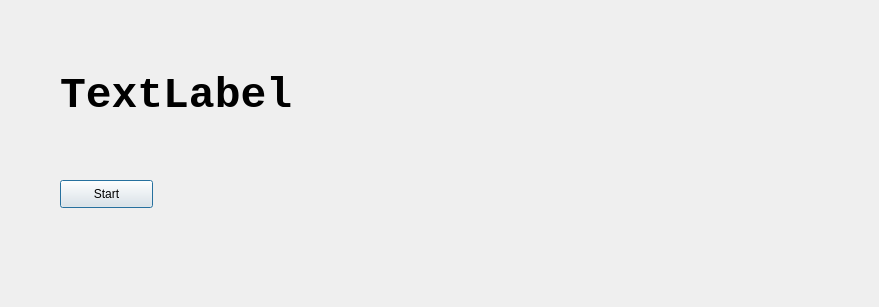
Before: the Qt Designer form mainwindow.ui in ifizmat/pyqt5test02, drawn with Qt 5.
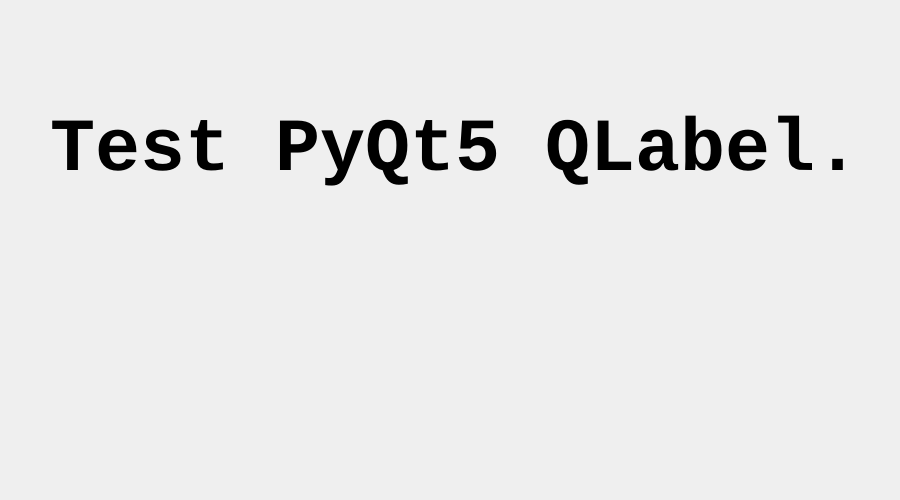
After: the same form once the commit is applied.

Commit message: QDialog label_test UI started... OK!

The edit to the form file:
```diff
--- a/mainwindow.ui
+++ b/mainwindow.ui
@@ -6,8 +6,8 @@
    <rect>
     <x>0</x>
     <y>0</y>
-    <width>879</width>
-    <height>307</height>
+    <width>900</width>
+    <height>500</height>
    </rect>
   </property>
   <property name="windowTitle">
@@ -16,35 +16,22 @@
   <widget class="QLabel" name="label_test">
    <property name="geometry">
     <rect>
-     <x>60</x>
-     <y>60</y>
-     <width>441</width>
-     <height>71</height>
+     <x>50</x>
+     <y>50</y>
+     <width>800</width>
+     <height>200</height>
     </rect>
    </property>
    <property name="font">
     <font>
      <family>Courier New</family>
-     <pointsize>32</pointsize>
+     <pointsize>56</pointsize>
      <weight>75</weight>
      <bold>true</bold>
     </font>
    </property>
    <property name="text">
-    <string>TextLabel</string>
-   </property>
-  </widget>
-  <widget class="QPushButton" name="start_button">
-   <property name="geometry">
-    <rect>
-     <x>60</x>
-     <y>180</y>
-     <width>93</width>
-     <height>28</height>
-    </rect>
-   </property>
-   <property name="text">
-    <string>Start</string>
+    <string>Test PyQt5 QLabel.</string>
    </property>
   </widget>
  </widget>
```
Left out of the diff: 6 changed lines with no effect on the pictures. The commit also changes 1 other file.
